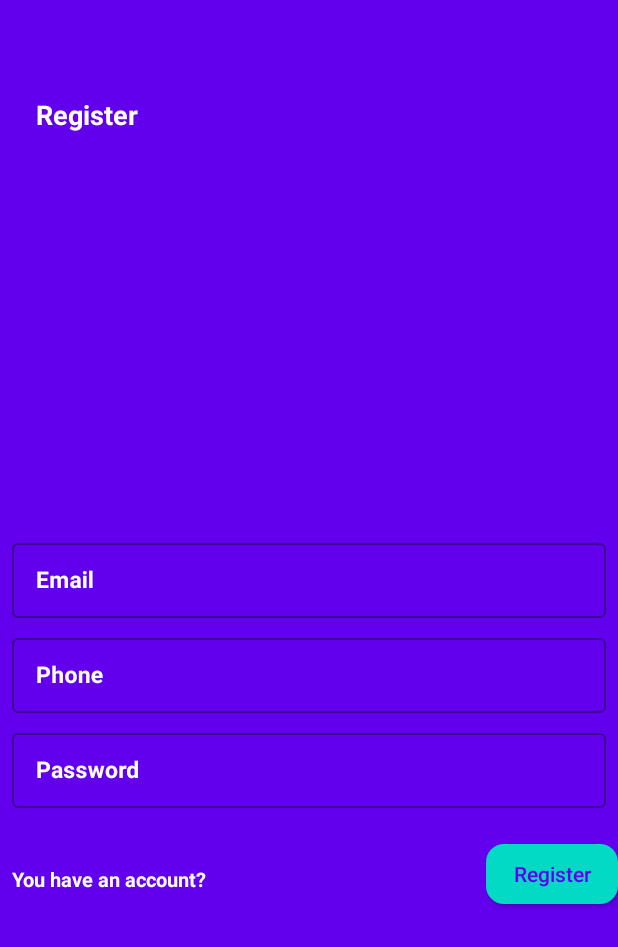
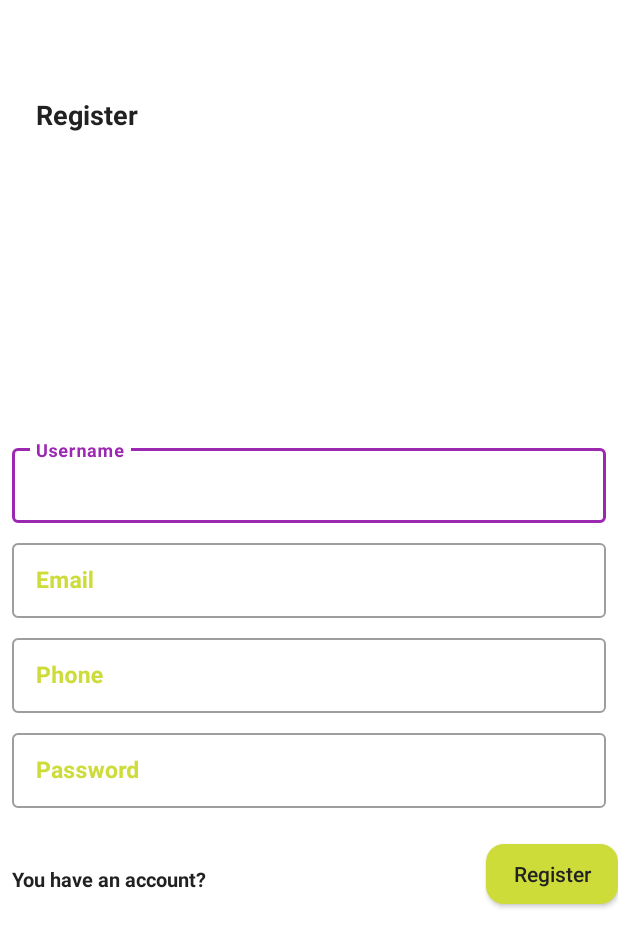
Before and after one commit to javadssmsh/Retrofit-Tutorial, an Android app: the RegisterActivity screen opened directly, with no data from a screen before it, on a phone screen of 412 x 824 dp. Shown: the top 947 px of the screen. Run offline under Robolectric (Android 15) with nearby library versions, the phone set to English and light mode, and no system bars; 1 statement that could not run was skipped.

Commit message:
UI updated

```diff
--- a/app/src/main/res/drawable/bg_btn.xml
+++ b/app/src/main/res/drawable/bg_btn.xml
@@ -1,7 +1,7 @@
 <?xml version="1.0" encoding="utf-8"?>
 <shape android:shape="rectangle" xmlns:android="http://schemas.android.com/apk/res/android">
 
-    <solid android:color="@color/colorAccent"/>
+    <solid android:color="@color/accent"/>
     <corners android:radius="12dp"/>
 
 </shape>
--- a/app/src/main/res/layout/activity_main.xml
+++ b/app/src/main/res/layout/activity_main.xml
@@ -6,7 +6,7 @@
     android:layout_width="match_parent"
     android:layout_height="match_parent"
     tools:context=".MainActivity"
-    android:background="@color/colorPrimary">
+    android:background="@color/icons">
 
 
     <RelativeLayout
@@ -22,7 +22,7 @@
             android:textStyle="bold"
             android:textSize="20sp"
             android:layout_centerInParent="true"
-            android:textColor="@android:color/white"/>
+            android:textColor="@color/accent"/>
 
     </RelativeLayout>
 
--- a/app/src/main/res/layout/activity_register.xml
+++ b/app/src/main/res/layout/activity_register.xml
@@ -6,14 +6,14 @@
     android:layout_width="match_parent"
     android:layout_height="match_parent"
     tools:context=".RegisterActivity"
-    android:background="@color/colorPrimary">
+    android:background="@color/icons">
 
     <TextView
         android:layout_width="wrap_content"
         android:layout_height="wrap_content"
         android:text="Register"
         android:textStyle="bold"
-        android:textColor="@android:color/white"
+        android:textColor="@color/primary_text"
         android:textSize="18sp"
         android:layout_marginTop="64dp"
         android:layout_marginLeft="24dp"/>
@@ -30,7 +30,7 @@
             android:layout_width="match_parent"
             android:layout_height="wrap_content"
             android:hint="Username"
-            android:textColorHint="@android:color/white"
+            android:textColorHint="@color/accent"
             style="@style/Widget.MaterialComponents.TextInputLayout.OutlinedBox.Dense"
             android:layout_marginTop="8dp">
 
@@ -41,7 +41,7 @@
                 android:textSize="15sp"
                 android:textStyle="bold"
                 android:inputType="text"
-                android:textColor="@android:color/white"
+                android:textColor="@color/primary_text"
                 android:padding="16dp"/>
 
         </com.google.android.material.textfield.TextInputLayout>
@@ -50,7 +50,7 @@
             android:layout_width="match_parent"
             android:layout_height="wrap_content"
             android:hint="Email"
-            android:textColorHint="@android:color/white"
+            android:textColorHint="@color/accent"
             style="@style/Widget.MaterialComponents.TextInputLayout.OutlinedBox.Dense"
             android:layout_marginTop="8dp">
 
@@ -61,7 +61,7 @@
                 android:textSize="15sp"
                 android:textStyle="bold"
                 android:inputType="textEmailAddress"
-                android:textColor="@android:color/white"
+                android:textColor="@color/primary_text"
                 android:padding="16dp"/>
 
         </com.google.android.material.textfield.TextInputLayout>
@@ -71,7 +71,7 @@
             android:layout_width="match_parent"
             android:layout_height="wrap_content"
             android:hint="Phone"
-            android:textColorHint="@android:color/white"
+            android:textColorHint="@color/accent"
             style="@style/Widget.MaterialComponents.TextInputLayout.OutlinedBox.Dense"
             android:layout_marginTop="8dp">
 
@@ -82,7 +82,7 @@
                 android:textSize="15sp"
                 android:textStyle="bold"
                 android:inputType="text"
-                android:textColor="@android:color/white"
+                android:textColor="@color/primary_text"
                 android:padding="16dp"/>
 
         </com.google.android.material.textfield.TextInputLayout>
@@ -92,7 +92,7 @@
             android:layout_width="match_parent"
             android:layout_height="wrap_content"
             android:hint="Password"
-            android:textColorHint="@android:color/white"
+            android:textColorHint="@color/accent"
             style="@style/Widget.MaterialComponents.TextInputLayout.OutlinedBox.Dense"
             android:layout_marginTop="8dp">
 
@@ -102,7 +102,7 @@
                 android:layout_height="50dp"
                 android:textSize="15sp"
                 android:textStyle="bold"
-                android:textColor="@android:color/white"
+                android:textColor="@color/primary_text"
                 android:inputType="textPassword"
                 android:padding="16dp"/>
 
@@ -118,9 +118,10 @@
         android:layout_alignParentRight="true"
         android:text="Register"
         android:layout_marginTop="16dp"
+        android:layout_marginStart="16dp"
         android:textAllCaps="false"
         android:background="@drawable/bg_btn"
-        android:textColor="@color/colorPrimary"/>
+        android:textColor="@color/primary_text"/>
 
     <TextView
         android:id="@+id/txt_login"
@@ -129,7 +130,7 @@
         android:text="You have an account?"
         android:textSize="13sp"
         android:textStyle="bold"
-        android:textColor="@android:color/white"
+        android:textColor="@color/primary_text"
         android:layout_below="@id/layout_register"
         android:layout_marginTop="30dp"
         android:layout_marginLeft="8dp"/>
--- a/app/src/main/res/values/colors.xml
+++ b/app/src/main/res/values/colors.xml
@@ -1,6 +1,14 @@
 <?xml version="1.0" encoding="utf-8"?>
 <resources>
     <color name="colorPrimary">#6200EE</color>
-    <color name="colorPrimaryDark">#3700B3</color>
     <color name="colorAccent">#03DAC5</color>
+
+    <color name="primary">#9C27B0</color>
+    <color name="colorPrimaryDark">#7B1FA2</color>
+    <color name="primary_light">#E1BEE7</color>
+    <color name="accent">#CDDC39</color>
+    <color name="primary_text">#212121</color>
+    <color name="secondary_text">#757575</color>
+    <color name="icons">#FFFFFF</color>
+    <color name="divider">#BDBDBD</color>
 </resources>
--- a/app/src/main/res/values/styles.xml
+++ b/app/src/main/res/values/styles.xml
@@ -2,9 +2,9 @@
     <!-- Base application theme. -->
     <style name="AppTheme" parent="Theme.AppCompat.Light.NoActionBar">
         <!-- Customize your theme here. -->
-        <item name="colorPrimary">@color/colorPrimary</item>
+        <item name="colorPrimary">@color/primary</item>
         <item name="colorPrimaryDark">@color/colorPrimaryDark</item>
-        <item name="colorAccent">@color/colorAccent</item>
+        <item name="colorAccent">@color/accent</item>
     </style>
 
 </resources>
```
Also changed, not shown: app/src/main/res/layout/activity_book_detail.xml (+10 -10 lines), app/src/main/res/layout/activity_login.xml (+8 -6 lines), app/src/main/res/layout/item_books.xml (+7 -7 lines), 4 other files.
